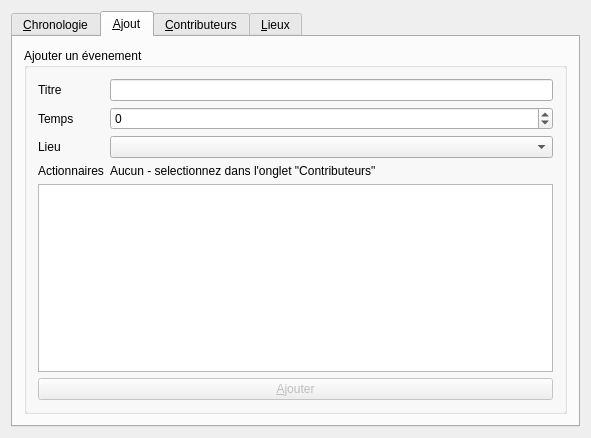
Qt form Programmation/Codes fonctionnels/ChonoEdit/chronoedit.ui (mjc-ermont/2011) before a commit.
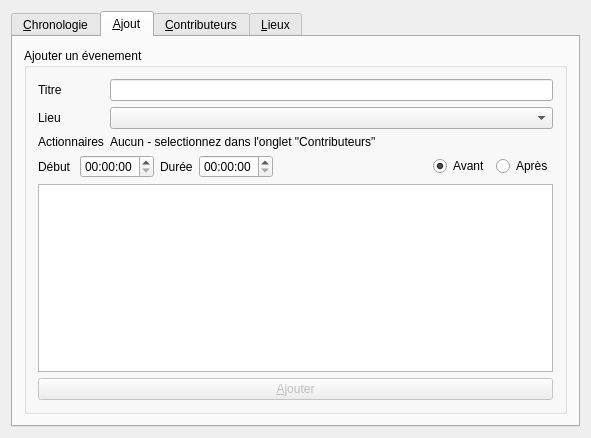
The same form after that commit. The open tabs and pages were chosen to show the change.

Commit message: Gestion de la durée des évenements dans l'interface de l'éditeur de chronologie L'interface peut cependant être ameilloré

```diff
--- a/Programmation/Codes fonctionnels/ChonoEdit/chronoedit.ui
+++ b/Programmation/Codes fonctionnels/ChonoEdit/chronoedit.ui
@@ -116,41 +116,24 @@
               <item row="0" column="1">
                <widget class="QLineEdit" name="eventTitle"/>
               </item>
-              <item row="1" column="1">
-               <widget class="QSpinBox" name="eventTime">
-                <property name="minimum">
-                 <number>-14400</number>
-                </property>
-                <property name="maximum">
-                 <number>14400</number>
-                </property>
-               </widget>
-              </item>
-              <item row="2" column="0">
+              <item row="1" column="0">
                <widget class="QLabel" name="lieuLabel">
                 <property name="text">
                  <string>Lieu</string>
                 </property>
                </widget>
               </item>
-              <item row="3" column="0">
+              <item row="1" column="1">
+               <widget class="QComboBox" name="eventPlace"/>
+              </item>
+              <item row="2" column="0">
                <widget class="QLabel" name="actionnaireLabel">
                 <property name="text">
                  <string>Actionnaires</string>
                 </property>
                </widget>
               </item>
-              <item row="1" column="0">
-               <widget class="QLabel" name="heureLabel">
-                <property name="text">
-                 <string>Temps</string>
-                </property>
-               </widget>
-              </item>
               <item row="2" column="1">
-               <widget class="QComboBox" name="eventPlace"/>
-              </item>
-              <item row="3" column="1">
                <widget class="QLabel" name="eventResp">
                 <property name="text">
                  <string>Aucun - selectionnez dans l'onglet &quot;Contributeurs&quot;</string>
@@ -159,6 +142,90 @@
               </item>
              </layout>
             </item>
+            <item>
+             <layout class="QHBoxLayout" name="horizontalLayout_4">
+              <item>
+               <widget class="QLabel" name="label_2">
+                <property name="text">
+                 <string>Début </string>
+                </property>
+               </widget>
+              </item>
+              <item>
+               <widget class="QTimeEdit" name="debut">
+                <property name="time">
+                 <time>
+                  <hour>0</hour>
+                  <minute>0</minute>
+                  <second>0</second>
+                 </time>
+                </property>
+                <property name="minimumTime">
+                 <time>
+                  <hour>0</hour>
+                  <minute>0</minute>
+                  <second>0</second>
+                 </time>
+                </property>
+                <property name="calendarPopup">
+                 <bool>false</bool>
+                </property>
+               </widget>
+              </item>
+              <item>
+               <widget class="QLabel" name="label">
+                <property name="enabled">
+                 <bool>true</bool>
+                </property>
+                <property name="text">
+                 <string>Durée</string>
+                </property>
+               </widget>
+              </item>
+              <item>
+               <widget class="QTimeEdit" name="fin"/>
+              </item>
+              <item>
+               <spacer name="horizontalSpacer_2">
+                <property name="orientation">
+                 <enum>Qt::Horizontal</enum>
+                </property>
+                <property name="sizeHint" stdset="0">
+                 <size>
+                  <width>40</width>
+                  <height>20</height>
+                 </size>
+                </property>
+               </spacer>
+              </item>
+              <item>
+               <widget class="QRadioButton" name="radioButton">
+                <property name="toolTip">
+                 <string>&lt;html&gt;&lt;head/&gt;&lt;body&gt;&lt;p&gt;Selectionnez si vous désirez que cet évènement se déroule avant ou après &lt;span style=&quot; font-weight:600;&quot;&gt;le lancement&lt;/span&gt;.&lt;/p&gt;&lt;/body&gt;&lt;/html&gt;</string>
+                </property>
+                <property name="text">
+                 <string>Avant</string>
+                </property>
+                <property name="checked">
+                 <bool>true</bool>
+                </property>
+               </widget>
+              </item>
+              <item>
+               <widget class="QRadioButton" name="radioButton_2">
+                <property name="toolTip">
+                 <string>&lt;html&gt;&lt;head/&gt;&lt;body&gt;&lt;p&gt;Selectionnez si vous désirez que cet évènement se déroule avant ou après &lt;span style=&quot; font-weight:600;&quot;&gt;le lancement&lt;/span&gt;.&lt;/p&gt;&lt;/body&gt;&lt;/html&gt;</string>
+                </property>
+                <property name="text">
+                 <string>Après</string>
+                </property>
+                <property name="checked">
+                 <bool>false</bool>
+                </property>
+               </widget>
+              </item>
+             </layout>
+            </item>
             <item>
              <widget class="QPlainTextEdit" name="eventDesc"/>
             </item>
```
Left out of the diff: 7 changed lines with no effect on the pictures. The commit also changes 2 other files.
